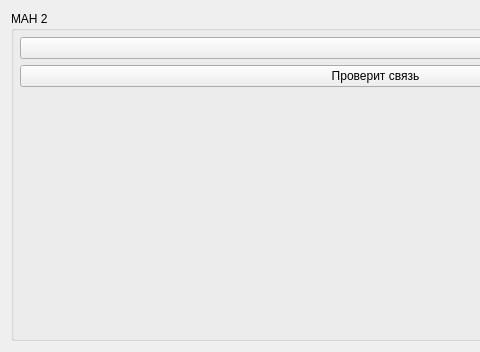
First picture: the form in communications.ui, repository XRay3D/MAN2_GUI, before the edit; both pictures show x 0 to 480 and y 0 to 352 of the 751 by 352 pixel window.
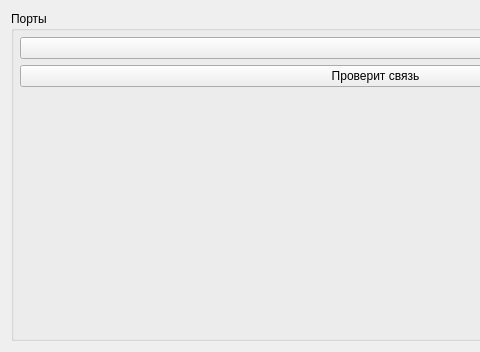
Second picture: the form after the edit.

The edit to the form file:
```diff
--- a/communications.ui
+++ b/communications.ui
@@ -17,7 +17,7 @@
    <item>
     <widget class="QGroupBox" name="groupBox">
      <property name="title">
-      <string>МАН 2</string>
+      <string>Порты</string>
      </property>
      <layout class="QVBoxLayout" name="verticalLayout_2">
       <property name="leftMargin">
```
